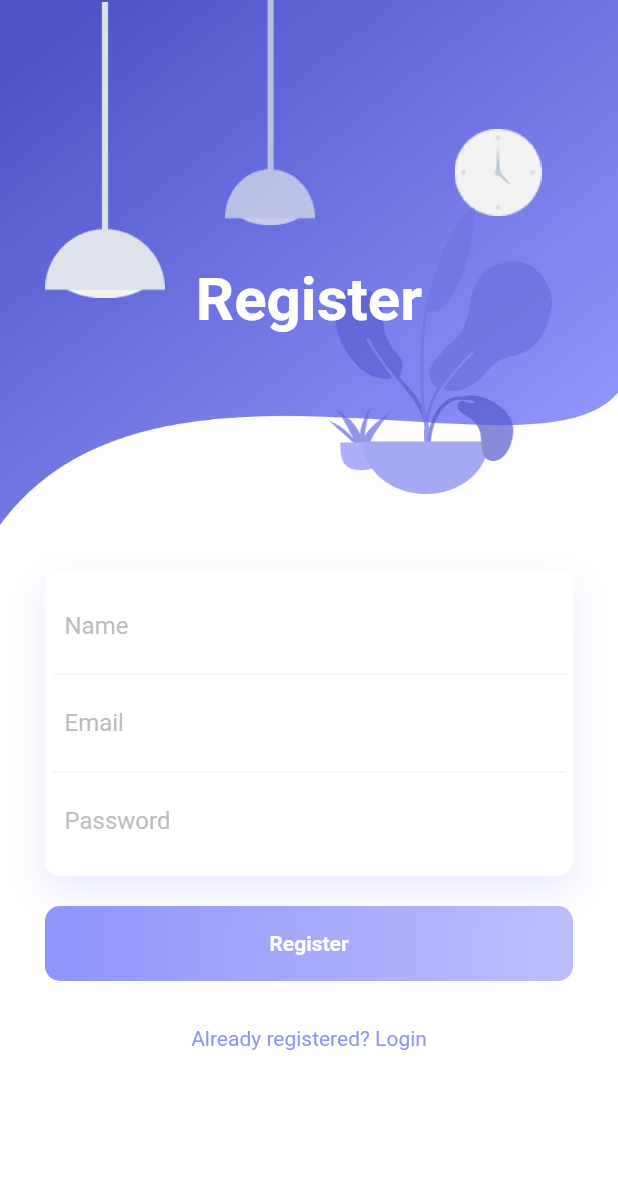
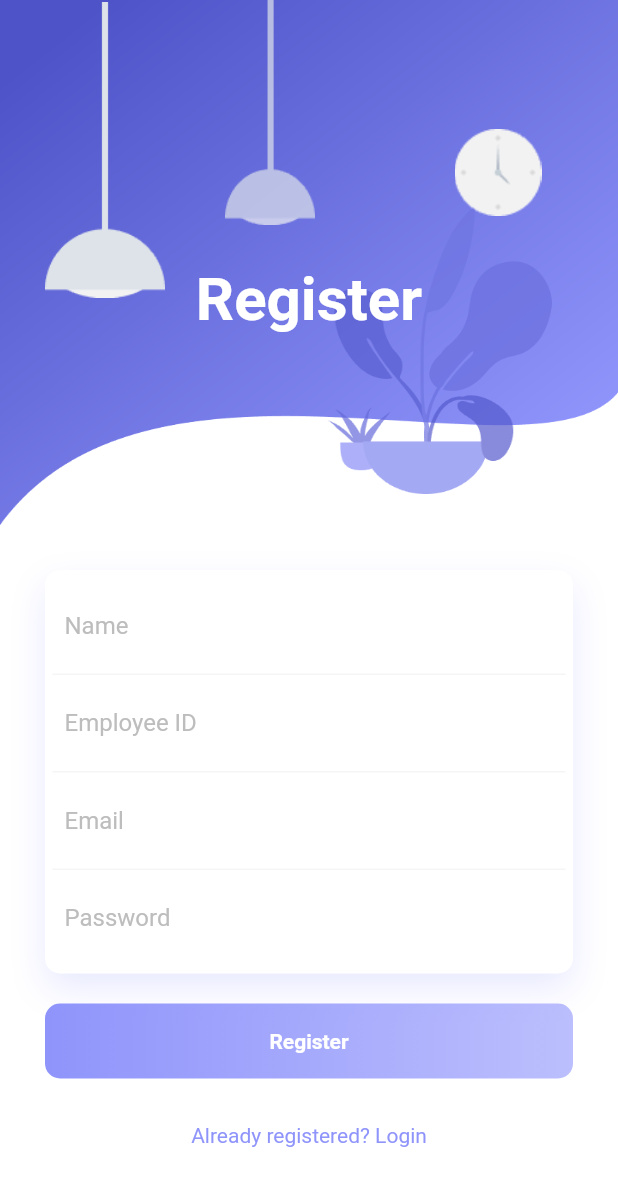
Before and after one commit to Riya-Chaudhary-dev/tar_form, a Flutter app: the screen it shows after launch, on a phone screen of 412 x 824 dp. Shown: the top 1186 px of the screen. Run offline on Flutter 3.47's test engine with Material 2 defaults, Android fonts, the phone set to English and light mode, and no system bars; our stand-ins replace simple_animations.

```diff
--- a/lib/registration.dart
+++ b/lib/registration.dart
@@ -113,6 +113,19 @@ class _RegistrationPageState extends State<RegistrationPage> {
                               child: TextField(
                                 decoration: InputDecoration(
                                     border: InputBorder.none,
+                                    hintText: "Employee ID",
+                                    hintStyle: TextStyle(color: Colors.grey[400])
+                                ),
+                              ),
+                            ),
+                            Container(
+                              padding: EdgeInsets.all(8.0),
+                              decoration: BoxDecoration(
+                                  border: Border(bottom: BorderSide(color: Colors.grey[100]))
+                              ),
+                              child: TextField(
+                                decoration: InputDecoration(
+                                    border: InputBorder.none,
                                     hintText: "Email",
                                     hintStyle: TextStyle(color: Colors.grey[400])
                                 ),
```
